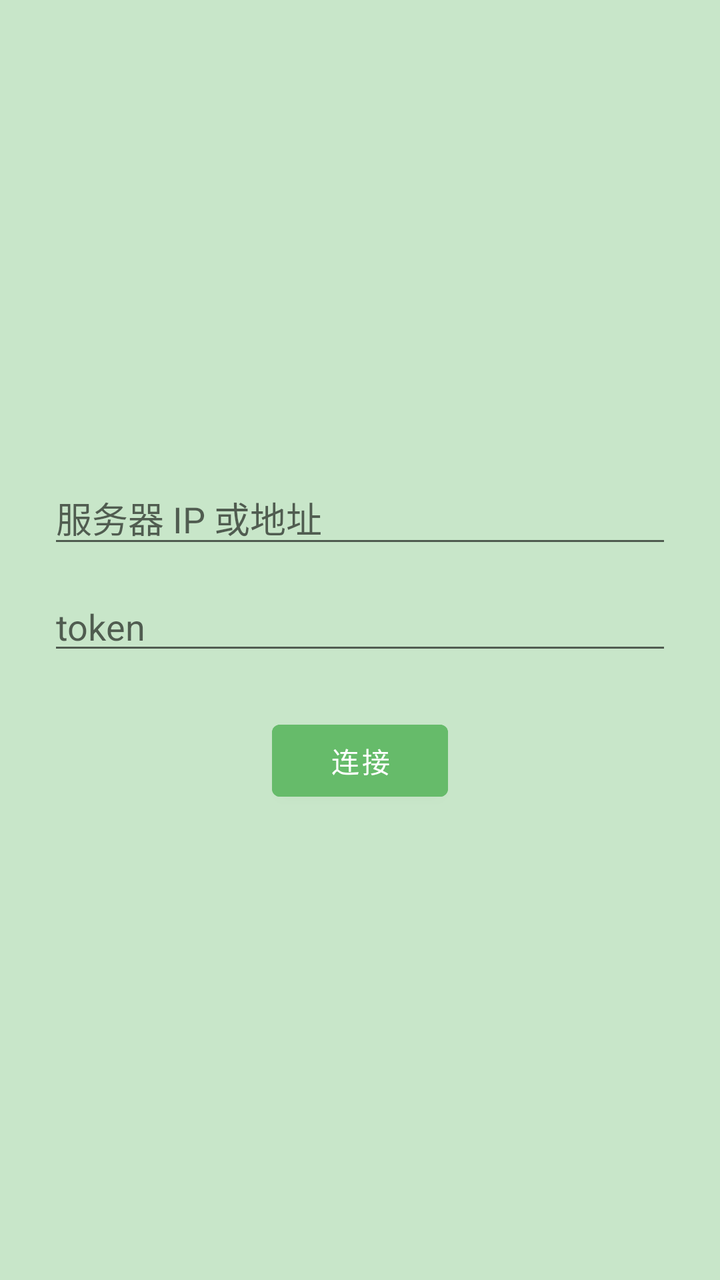
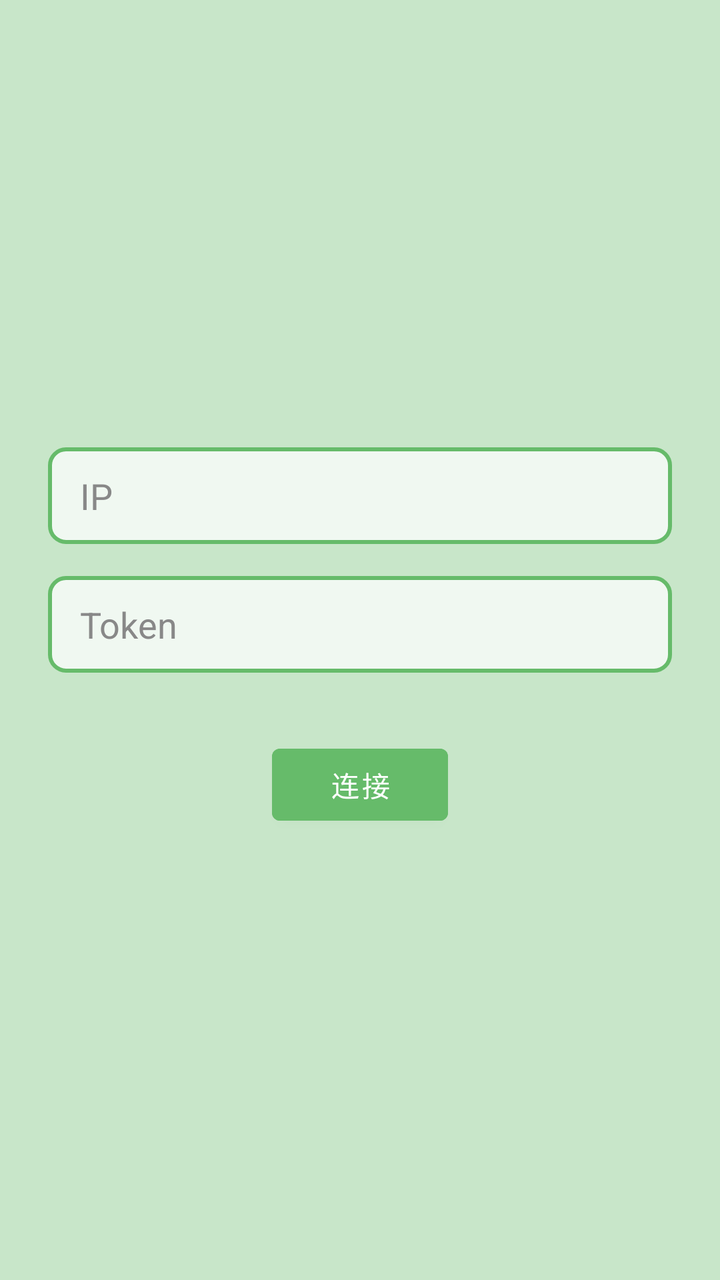

Two renders of the same Android screen: before a commit and after it. Below are the layout's source before the change and the commit's diff.
<!-- AndroidManifest.xml: application theme Theme.XfxzApp -->
<!-- res/layout/activity_connect.xml -->
<?xml version="1.0" encoding="utf-8"?>
<LinearLayout xmlns:android="http://schemas.android.com/apk/res/android"
    android:layout_width="match_parent"
    android:layout_height="match_parent"
    android:orientation="vertical"
    android:gravity="center"
    android:padding="24dp"
    android:background="#C8E6C9">

    <EditText
        android:id="@+id/etIp"
        android:layout_width="match_parent"
        android:layout_height="wrap_content"
        android:hint="服务器 IP 或地址"
        android:layout_marginBottom="12dp"/>

    <EditText
        android:id="@+id/etToken"
        android:layout_width="match_parent"
        android:layout_height="wrap_content"
        android:hint="token"
        android:layout_marginBottom="24dp"/>

    <Button
        android:id="@+id/btnConnect"
        android:layout_width="wrap_content"
        android:layout_height="wrap_content"
        android:text="连接"
        android:backgroundTint="#66BB6A"/>
</LinearLayout>
<!-- resources referenced by this layout -->
<resources>
  <style name="Theme.XfxzApp" parent="Theme.MaterialComponents.Light.NoActionBar">
          <item name="android:statusBarColor">#A5D6A7</item>
          <item name="android:windowBackground">#C8E6C9</item>
          <item name="colorPrimary">#66BB6A</item>
          <item name="colorPrimaryVariant">#43A047</item>
          <item name="colorOnPrimary">#FFFFFF</item>
      </style>
</resources>

<!-- the commit's change to res/layout/activity_connect.xml (unified diff, before → after) -->
@@ -7,24 +7,34 @@
     android:padding="24dp"
     android:background="#C8E6C9">
 
+    
     <EditText
         android:id="@+id/etIp"
         android:layout_width="match_parent"
         android:layout_height="wrap_content"
-        android:hint="服务器 IP 或地址"
-        android:layout_marginBottom="12dp"/>
+        android:hint="IP"
+        android:background="@drawable/bg_input"
+        android:textColor="#333333"
+        android:textColorHint="#888888"
+        android:singleLine="true"
+        android:layout_marginBottom="16dp"/>
 
     <EditText
         android:id="@+id/etToken"
         android:layout_width="match_parent"
         android:layout_height="wrap_content"
-        android:hint="token"
-        android:layout_marginBottom="24dp"/>
+        android:hint="Token"
+        android:background="@drawable/bg_input"
+        android:textColor="#333333"
+        android:textColorHint="#888888"
+        android:singleLine="true"
+        android:layout_marginBottom="32dp"/>
 
     <Button
         android:id="@+id/btnConnect"
         android:layout_width="wrap_content"
         android:layout_height="wrap_content"
         android:text="连接"
+        android:textColor="#FFFFFF"
         android:backgroundTint="#66BB6A"/>
 </LinearLayout>
<!-- resource entries referenced after the edit -->
@@ -1,5 +1,14 @@
 <!-- resources referenced by this layout -->
 <resources>
+  <!-- drawable bg_input (drawable) -->
+  <?xml version="1.0" encoding="utf-8"?>
+  <shape xmlns:android="http://schemas.android.com/apk/res/android">
+      
+      <solid android:color="#F0F8F1"/>
+      <corners android:radius="8dp"/>
+      <stroke android:width="2dp" android:color="#66BB6A"/>
+      <padding android:left="16dp" android:top="12dp" android:right="16dp" android:bottom="12dp"/>
+  </shape>
   <style name="Theme.XfxzApp" parent="Theme.MaterialComponents.Light.NoActionBar">
           <item name="android:statusBarColor">#A5D6A7</item>
           <item name="android:windowBackground">#C8E6C9</item>
